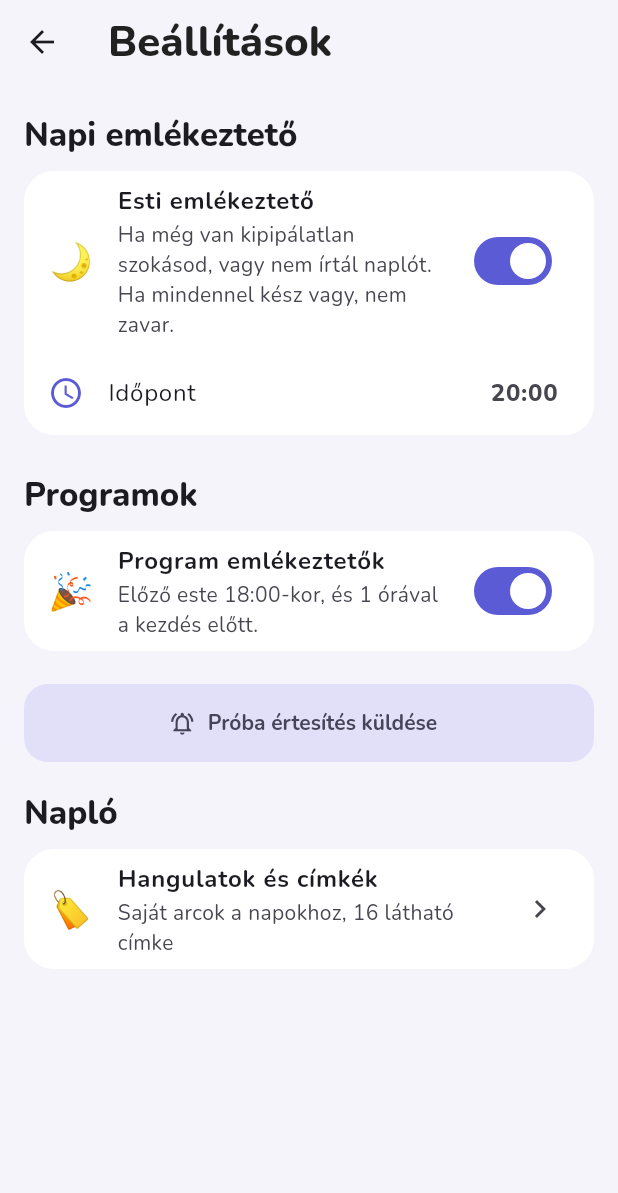
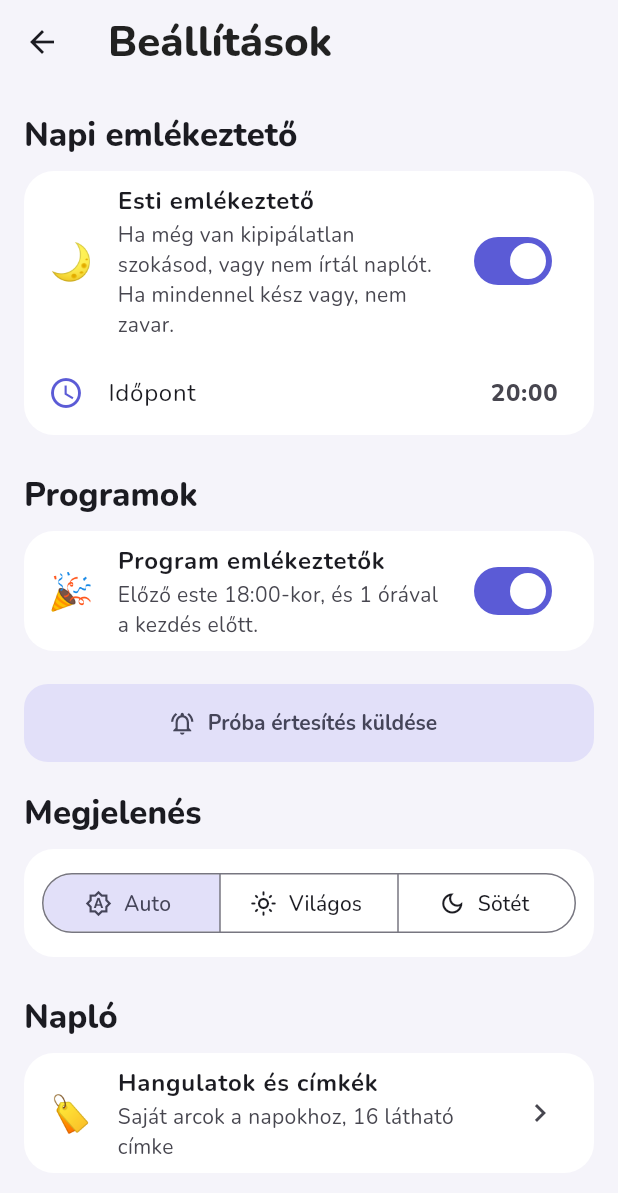
Before and after one commit to mikii561/eletrend, a Flutter app: the screen it shows after launch, after a tap on the "settings" icon, on a phone screen of 412 x 824 dp. Shown: the top 1193 px of the screen. Run offline on Flutter 3.47's test engine with Material 3 defaults, Android fonts, the phone set to English and light mode, and no system bars; our stand-ins replace flutter_local_notifications, flutter_map, flutter_timezone, google_fonts, image_picker, latlong2 and 2 more.

Commit message:
Sötét mód (automatikus/világos/sötét a Beállításokban)
Co-Authored-By: Claude Opus 5.5 <noreply@anthropic.com>

```diff
--- a/lib/main.dart
+++ b/lib/main.dart
@@ -27,6 +27,22 @@ class EletrendApp extends StatelessWidget {
 
   final AppStore store;
 
+  /// Beállítja az [AppColors] módját. Ha váltott, minden képernyőt újrarajzol,
+  /// hogy a const-ként megmaradt widgetek is az új színeket kapják.
+  static void _applyBrightness(BuildContext context) {
+    final dark = Theme.of(context).brightness == Brightness.dark;
+    if (AppColors.dark == dark) return;
+    AppColors.dark = dark;
+    WidgetsBinding.instance.addPostFrameCallback((_) {
+      void rebuild(Element e) {
+        e.markNeedsBuild();
+        e.visitChildren(rebuild);
+      }
+
+      (context as Element).visitChildren(rebuild);
+    });
+  }
+
   @override
   Widget build(BuildContext context) {
     return StoreScope(
@@ -38,7 +54,12 @@ class EletrendApp extends StatelessWidget {
         supportedLocales: const [Locale('hu')],
         localizationsDelegates: GlobalMaterialLocalizations.delegates,
         theme: buildTheme(),
-        builder: (context, child) => PhoneFrame(child: child!),
+        darkTheme: buildTheme(dark: true),
+        themeMode: store.themeMode,
+        builder: (context, child) {
+          _applyBrightness(context);
+          return PhoneFrame(child: child!);
+        },
         home: const HomeShell(),
       ),
     );
--- a/lib/screens/habits_screen.dart
+++ b/lib/screens/habits_screen.dart
@@ -54,7 +54,7 @@ class HabitsScreen extends StatelessWidget {
                         Expanded(child: Text(h.name, style: Theme.of(context).textTheme.titleMedium)),
                         StreakChip(h.streak(today)),
                         PopupMenuButton<String>(
-                          icon: const Icon(Icons.more_vert, color: AppColors.textMuted),
+                          icon: Icon(Icons.more_vert, color: AppColors.textMuted),
                           onSelected: (_) => store.removeHabit(h),
                           itemBuilder: (_) => const [PopupMenuItem(value: 'delete', child: Text('Törlés'))],
                         ),
@@ -117,7 +117,7 @@ class _DayDot extends StatelessWidget {
             ),
             child: done
                 ? const Icon(Icons.check_rounded, size: 18, color: Colors.white)
-                : Text('${day.day}', style: const TextStyle(fontSize: 12, fontWeight: FontWeight.w700, color: AppColors.textMuted)),
+                : Text('${day.day}', style: TextStyle(fontSize: 12, fontWeight: FontWeight.w700, color: AppColors.textMuted)),
           ),
         ],
       ),
--- a/lib/screens/location_picker.dart
+++ b/lib/screens/location_picker.dart
@@ -170,11 +170,11 @@ class _LocationPickerState extends State<LocationPicker> {
                 elevation: 6,
                 shadowColor: Colors.black26,
                 borderRadius: BorderRadius.circular(24),
-                color: Colors.white,
+                color: AppColors.card,
                 child: Padding(
                   padding: const EdgeInsets.all(16),
                   child: picked == null
-                      ? const Row(
+                      ? Row(
                           children: [
                             Icon(Icons.touch_app_outlined, color: AppColors.textMuted),
                             SizedBox(width: 12),
--- a/lib/screens/settings_screen.dart
+++ b/lib/screens/settings_screen.dart
@@ -101,6 +101,25 @@ class SettingsScreen extends StatelessWidget {
               label: const Text('Próba értesítés küldése'),
             ),
           ],
+          const SectionTitle('Megjelenés'),
+          Card(
+            child: Padding(
+              padding: const EdgeInsets.all(12),
+              child: SizedBox(
+                width: double.infinity,
+                child: SegmentedButton<ThemeMode>(
+                  showSelectedIcon: false,
+                  segments: const [
+                    ButtonSegment(value: ThemeMode.system, icon: Icon(Icons.brightness_auto_outlined), label: Text('Auto')),
+                    ButtonSegment(value: ThemeMode.light, icon: Icon(Icons.light_mode_outlined), label: Text('Világos')),
+                    ButtonSegment(value: ThemeMode.dark, icon: Icon(Icons.dark_mode_outlined), label: Text('Sötét')),
+                  ],
+                  selected: {store.themeMode},
+                  onSelectionChanged: (s) => store.setThemeMode(s.first),
+                ),
+              ),
+            ),
+          ),
           const SectionTitle('Napló'),
           Card(
             child: ListTile(
--- a/lib/screens/today_screen.dart
+++ b/lib/screens/today_screen.dart
@@ -102,7 +102,7 @@ class TodayScreen extends StatelessWidget {
                                       ),
                                     ),
                                   ),
-                                  const Icon(Icons.chevron_right, color: AppColors.textMuted),
+                                  Icon(Icons.chevron_right, color: AppColors.textMuted),
                                 ],
                               ),
                             ),
@@ -258,7 +258,7 @@ class CheckCircle extends StatelessWidget {
         decoration: BoxDecoration(
           shape: BoxShape.circle,
           gradient: done ? AppColors.headerGradient : null,
-          border: done ? null : Border.all(color: const Color(0xFFD5D3E3), width: 2.5),
+          border: done ? null : Border.all(color: AppColors.divider, width: 2.5),
         ),
         child: done ? Icon(Icons.check_rounded, color: Colors.white, size: size * 0.6) : null,
       ),
--- a/lib/store.dart
+++ b/lib/store.dart
@@ -27,6 +27,9 @@ class AppStore extends ChangeNotifier {
   TimeOfDay reminderTime = const TimeOfDay(hour: 20, minute: 0);
   bool eventReminders = true;
 
+  /// Megjelenés: a telefon beállítása szerint, mindig világos vagy mindig sötét.
+  ThemeMode themeMode = ThemeMode.system;
+
   static Future<AppStore> load() async {
     final store = AppStore._(await SharedPreferences.getInstance());
     store._read();
@@ -55,6 +58,7 @@ class AppStore extends ChangeNotifier {
       minute: _prefs.getInt('reminderMinute') ?? 0,
     );
     eventReminders = _prefs.getBool('eventReminders') ?? true;
+    themeMode = ThemeMode.values.asNameMap()[_prefs.getString('themeMode')] ?? ThemeMode.system;
   }
 
   void _save() {
@@ -68,6 +72,7 @@ class AppStore extends ChangeNotifier {
     _prefs.setInt('reminderHour', reminderTime.hour);
     _prefs.setInt('reminderMinute', reminderTime.minute);
     _prefs.setBool('eventReminders', eventReminders);
+    _prefs.setString('themeMode', themeMode.name);
     notifyListeners();
   }
 
@@ -77,6 +82,11 @@ class AppStore extends ChangeNotifier {
     dailyReminder = daily ?? dailyReminder;
     reminderTime = time ?? reminderTime;
     eventReminders = events ?? eventReminders;
+    _save();
+  }
+
+  void setThemeMode(ThemeMode mode) {
+    themeMode = mode;
     _save();
   }
 
--- a/lib/theme.dart
+++ b/lib/theme.dart
@@ -3,11 +3,22 @@ import 'package:google_fonts/google_fonts.dart';
 
 /// Az app színei és stílusa egy helyen.
 class AppColors {
+  /// Sötét módban vagyunk-e. A `MaterialApp.builder` állítja a téma alapján,
+  /// így az alábbi getterek mindig az aktuális módhoz illő színt adják.
+  static bool dark = false;
+
   static const primary = Color(0xFF5B5BD6);
   static const accent = Color(0xFFFF8A65);
-  static const background = Color(0xFFF5F4FA);
-  static const card = Colors.white;
-  static const textMuted = Color(0xFF7A7A8C);
+
+  static Color get background => backgroundFor(dark);
+  static Color get card => cardFor(dark);
+  static Color get textMuted => dark ? const Color(0xFFA19FB5) : const Color(0xFF7A7A8C);
+
+  /// Vékony vonalak, üres karikák szegélye.
+  static Color get divider => dark ? const Color(0xFF3A3849) : const Color(0xFFE6E4F0);
+
+  static Color backgroundFor(bool dark) => dark ? const Color(0xFF14131B) : const Color(0xFFF5F4FA);
+  static Color cardFor(bool dark) => dark ? const Color(0xFF221F2D) : Colors.white;
 
   static const headerGradient = LinearGradient(
     colors: [Color(0xFF6D5BD6), Color(0xFF9B6BE0), Color(0xFFFF9A8B)],
@@ -25,24 +36,28 @@ class AppColors {
   ];
 }
 
-ThemeData buildTheme() {
+/// Az app témája világos vagy sötét módban.
+ThemeData buildTheme({bool dark = false}) {
+  final background = AppColors.backgroundFor(dark);
+  final card = AppColors.cardFor(dark);
   final scheme = ColorScheme.fromSeed(
     seedColor: AppColors.primary,
-    primary: AppColors.primary,
-    surface: AppColors.background,
+    brightness: dark ? Brightness.dark : Brightness.light,
+    primary: dark ? const Color(0xFF9D9BF5) : AppColors.primary,
+    surface: background,
   );
   final base = ThemeData(colorScheme: scheme, useMaterial3: true);
   final text = base.textTheme.apply(fontFamily: GoogleFonts.nunito().fontFamily);
 
   return base.copyWith(
-    scaffoldBackgroundColor: AppColors.background,
+    scaffoldBackgroundColor: background,
     textTheme: text.copyWith(
       headlineMedium: text.headlineMedium?.copyWith(fontWeight: FontWeight.w800),
       titleLarge: text.titleLarge?.copyWith(fontWeight: FontWeight.w800),
       titleMedium: text.titleMedium?.copyWith(fontWeight: FontWeight.w700),
     ),
     appBarTheme: AppBarTheme(
-      backgroundColor: AppColors.background,
+      backgroundColor: background,
       surfaceTintColor: Colors.transparent,
       elevation: 0,
       centerTitle: false,
@@ -50,18 +65,18 @@ ThemeData buildTheme() {
         fontFamily: GoogleFonts.nunito().fontFamily,
         fontSize: 28,
         fontWeight: FontWeight.w800,
-        color: Colors.black87,
+        color: dark ? Colors.white : Colors.black87,
       ),
     ),
     cardTheme: CardThemeData(
-      color: AppColors.card,
+      color: card,
       elevation: 0,
       margin: const EdgeInsets.symmetric(vertical: 6),
       shape: RoundedRectangleBorder(borderRadius: BorderRadius.circular(20)),
     ),
     inputDecorationTheme: InputDecorationTheme(
       filled: true,
-      fillColor: Colors.white,
+      fillColor: card,
       border: OutlineInputBorder(borderRadius: BorderRadius.circular(16), borderSide: BorderSide.none),
       contentPadding: const EdgeInsets.symmetric(horizontal: 16, vertical: 14),
     ),
@@ -78,17 +93,19 @@ ThemeData buildTheme() {
       shape: RoundedRectangleBorder(borderRadius: BorderRadius.circular(18)),
     ),
     navigationBarTheme: NavigationBarThemeData(
-      backgroundColor: Colors.white,
+      backgroundColor: card,
       surfaceTintColor: Colors.transparent,
-      indicatorColor: AppColors.primary.withValues(alpha: 0.12),
+      indicatorColor: AppColors.primary.withValues(alpha: dark ? 0.35 : 0.12),
       height: 68,
       labelTextStyle: WidgetStatePropertyAll(text.labelMedium?.copyWith(fontWeight: FontWeight.w700)),
     ),
     chipTheme: base.chipTheme.copyWith(
       shape: RoundedRectangleBorder(borderRadius: BorderRadius.circular(12)),
       side: BorderSide.none,
-      backgroundColor: Colors.white,
+      backgroundColor: card,
     ),
+    bottomSheetTheme: BottomSheetThemeData(backgroundColor: background, surfaceTintColor: Colors.transparent),
+    dialogTheme: DialogThemeData(backgroundColor: card, surfaceTintColor: Colors.transparent),
     snackBarTheme: SnackBarThemeData(
       behavior: SnackBarBehavior.floating,
       shape: RoundedRectangleBorder(borderRadius: BorderRadius.circular(14)),
--- a/lib/widgets/common.dart
+++ b/lib/widgets/common.dart
@@ -63,7 +63,7 @@ class EmptyState extends StatelessWidget {
           children: [
             Text(emoji, style: const TextStyle(fontSize: 40)),
             const SizedBox(height: 8),
-            Text(text, textAlign: TextAlign.center, style: const TextStyle(color: AppColors.textMuted)),
+            Text(text, textAlign: TextAlign.center, style: TextStyle(color: AppColors.textMuted)),
             if (action != null) ...[
               const SizedBox(height: 12),
               FilledButton.tonal(onPressed: onAction, child: Text(action!)),
@@ -151,7 +151,7 @@ class AvatarStack extends StatelessWidget {
             Positioned(
               left: i * 20.0,
               child: Container(
-                decoration: const BoxDecoration(shape: BoxShape.circle, color: Colors.white),
+                decoration: BoxDecoration(shape: BoxShape.circle, color: AppColors.card),
                 padding: const EdgeInsets.all(2),
                 child: NameAvatar(shown[i], radius: 14),
               ),
@@ -159,7 +159,7 @@ class AvatarStack extends StatelessWidget {
           if (extra > 0)
             Positioned(
               left: shown.length * 20.0,
-              child: CircleAvatar(radius: 16, backgroundColor: Colors.white, child: Text('+$extra', style: const TextStyle(fontSize: 11))),
+              child: CircleAvatar(radius: 16, backgroundColor: AppColors.card, child: Text('+$extra', style: const TextStyle(fontSize: 11))),
             ),
         ],
       ),
```
Also changed, not shown: lib/screens/events_screen.dart (+4 -4 lines), lib/screens/journal_screen.dart (+5 -5 lines), lib/screens/stats_screen.dart (+8 -8 lines), lib/screens/tags_screen.dart (+4 -4 lines).
